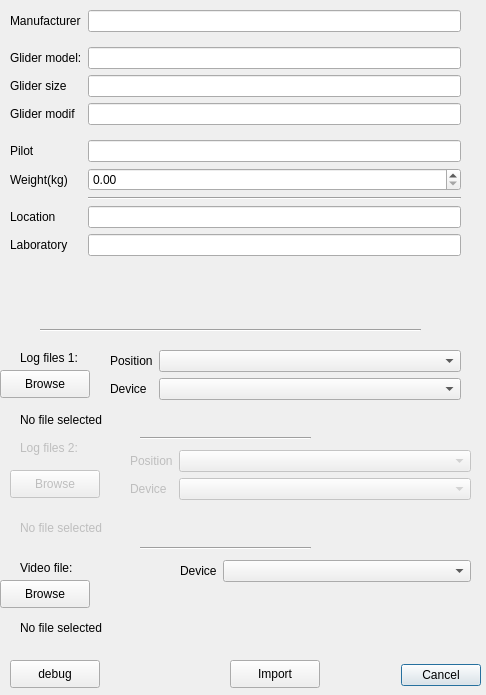
fredvol/paralogger, file paralogger/gui/import_log_GUI.ui: the form before one commit.
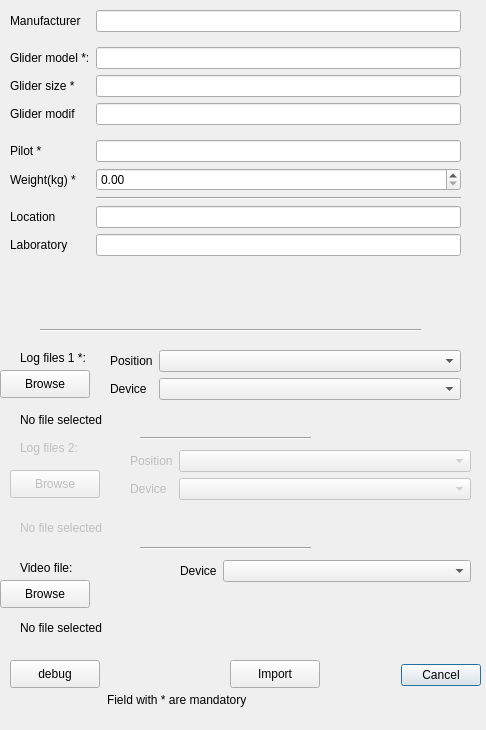
The form after the commit.

Commit message: import file log  OK

Patch:
```diff
--- a/paralogger/gui/import_log_GUI.ui
+++ b/paralogger/gui/import_log_GUI.ui
@@ -7,7 +7,7 @@
     <x>0</x>
     <y>0</y>
     <width>486</width>
-    <height>695</height>
+    <height>730</height>
    </rect>
   </property>
   <property name="windowTitle">
@@ -34,12 +34,12 @@
     <rect>
      <x>20</x>
      <y>350</y>
-     <width>58</width>
+     <width>81</width>
      <height>16</height>
     </rect>
    </property>
    <property name="text">
-    <string>Log files 1:</string>
+    <string>Log files 1 *:</string>
    </property>
   </widget>
   <widget class="QWidget" name="formLayoutWidget">
@@ -72,7 +72,7 @@
     <item row="2" column="0">
      <widget class="QLabel" name="gliderModelLabel">
       <property name="text">
-       <string>Glider model:</string>
+       <string>Glider model *:</string>
       </property>
      </widget>
     </item>
@@ -82,7 +82,7 @@
     <item row="3" column="0">
      <widget class="QLabel" name="gliderSizeLabel">
       <property name="text">
-       <string>Glider size</string>
+       <string>Glider size * </string>
       </property>
      </widget>
     </item>
@@ -109,7 +109,7 @@
     <item row="6" column="0">
      <widget class="QLabel" name="pilotLabel">
       <property name="text">
-       <string>Pilot</string>
+       <string>Pilot *</string>
       </property>
      </widget>
     </item>
@@ -119,7 +119,7 @@
     <item row="7" column="0">
      <widget class="QLabel" name="weightKgLabel">
       <property name="text">
-       <string>Weight(kg)</string>
+       <string>Weight(kg) *</string>
       </property>
      </widget>
     </item>
@@ -195,7 +195,7 @@
     <rect>
      <x>20</x>
      <y>440</y>
-     <width>58</width>
+     <width>81</width>
      <height>16</height>
     </rect>
    </property>
@@ -436,6 +436,19 @@
     <string>Import</string>
    </property>
   </widget>
+  <widget class="QLabel" name="label_status">
+   <property name="geometry">
+    <rect>
+     <x>107</x>
+     <y>690</y>
+     <width>251</width>
+     <height>20</height>
+    </rect>
+   </property>
+   <property name="text">
+    <string>Field with * are mandatory</string>
+   </property>
+  </widget>
  </widget>
  <resources/>
  <connections>
```
The commit also changes 6 other files.
